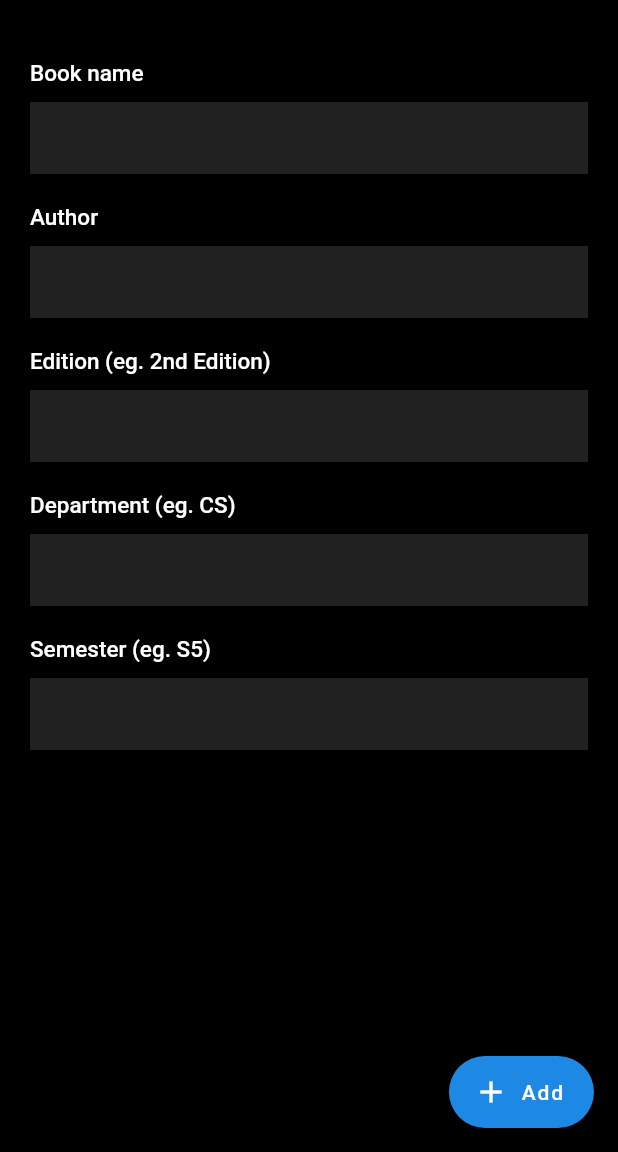
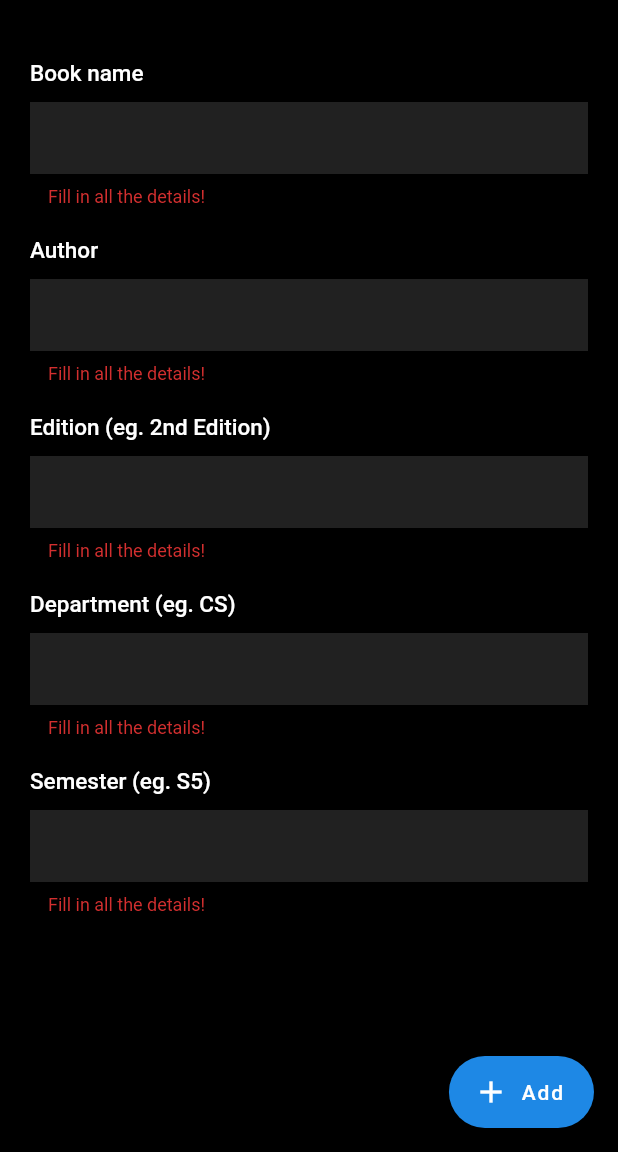
Before and after one commit to aKrRaC/bookopedia, a Flutter app: the AddBooks screen opened directly, after a tap on "Add", on a phone screen of 412 x 824 dp, the part 84-1236 px from its top. Run offline on Flutter 3.47's test engine with Material 2 defaults, Android fonts, the phone set to English and light mode, and no system bars; our stand-ins replace cloud_firestore, firebase_auth, flutter_spinkit; missing offline and left inert: flappy_search_bar; accounts and stored records are empty.

Commit message:
implemented book db

```diff
--- a/lib/authentication/Signup.dart
+++ b/lib/authentication/Signup.dart
@@ -27,6 +27,8 @@ class _SignUpPageState extends State<SignUpPage> {
   String number = '';
   String admnum = '';
   String error = '';
+  int credit = 0;
+  int numbook = 0;
   bool isLoading1 = false;
 
   Widget _backButton() {
@@ -232,7 +234,7 @@ class _SignUpPageState extends State<SignUpPage> {
           onPressed: () async {
             if (_formKey.currentState.validate()){
               setState(() => isLoading1 = true);
-              dynamic result = await _auth.regEmail(email, password, name, admnum, dept, sem, number);
+              dynamic result = await _auth.regEmail(email, password, name, admnum, dept, sem, credit, numbook, number);
               if (result == null){
                 setState(() {
                   isLoading1 = false;
--- a/lib/models/message.dart
+++ b/lib/models/message.dart
@@ -1,7 +1,7 @@
 import 'package:bookopedia/models/chat_user.dart';
 
 class Message {
-  final User sender;
+  final User1 sender;
   final String time; // Would usually be type DateTime or Firebase Timestamp in production apps
   final String text;
   final bool unread;
--- a/lib/pages/Add_Books.dart
+++ b/lib/pages/Add_Books.dart
@@ -1,5 +1,10 @@
+import 'package:cloud_firestore/cloud_firestore.dart';
 import 'package:flutter/material.dart';
 import 'package:bookopedia/shared/loading.dart';
+import 'package:firebase_auth/firebase_auth.dart';
+import 'package:provider/provider.dart';
+import 'package:bookopedia/services/database.dart';
+import 'package:bookopedia/models/user.dart';
 
 class AddBooks extends StatefulWidget {
 
@@ -15,8 +20,18 @@ class _AddBooksState extends State<AddBooks> {
   String bdept = "";
   String bsem = "";
   String error = "";
+  String userid = "";
+  int credit = 0;
+  int numbook = 0;
   final _formKey1 = GlobalKey<FormState>();
   bool isLoading2 = false;
+  Future getCurrentUser() async {
+    final FirebaseUser user = await FirebaseAuth.instance.currentUser();
+    final uid = user.uid;
+    setState(() {
+      userid = uid.toString();
+    });
+  }
 
   Widget _title() {
     return RichText(
@@ -75,15 +90,6 @@ class _AddBooksState extends State<AddBooks> {
                 else if (title == 'Semester (eg. S5)'){
                   setState(() => bsem = val);
                 }
-                /*else if (title == 'Department'){
-                  setState(() => dept = val);
-                }
-                else if (title == 'Semester'){
-                  setState(() => sem = val);
-                }
-                else if (title == 'Phone no.'){
-                  setState(() => number = val);
-                }*/
               },
               decoration: InputDecoration(
                   border: InputBorder.none,
@@ -109,8 +115,13 @@ class _AddBooksState extends State<AddBooks> {
   @override
 
   Widget build(BuildContext context) {
+    final user = Provider.of<User>(context);
     final height = MediaQuery.of(context).size.height;
-    return isLoading2 ? Loading() : Scaffold(
+    return isLoading2 ? Loading() : StreamBuilder(
+        stream: DatabaseService(uid: user.uid).userData,
+        builder: (context, snapshot) {
+          UserData userData = snapshot.data;
+          return Scaffold(
             backgroundColor: Colors.black,
             appBar: AppBar(
               actions: <Widget>[
@@ -148,6 +159,11 @@ class _AddBooksState extends State<AddBooks> {
                               key: _formKey1,
                               child: _fieldwidget()
                           ),
+                          Text(error,
+                              style: TextStyle(
+                                  color: Colors.red
+                              )),
+                          SizedBox(height: 100,)
                         ],
                       ),
                     ),
@@ -162,9 +178,41 @@ class _AddBooksState extends State<AddBooks> {
               elevation: 2.0,
               tooltip: 'Add books',
               onPressed: () {
-
+                if (_formKey1.currentState.validate()) {
+                  print(userid);
+                  setState(() {
+                    isLoading2 = true;
+                  });
+                  dynamic result = Firestore.instance.collection("book_data").document()
+                      .setData({
+                    'userid': userData.admnum,
+                    'bookname': bookname,
+                    'author': author,
+                    'edition': edition,
+                    'department': bdept,
+                    'semester': bsem,
+                  });
+                  dynamic result1 = Firestore.instance.collection("user_data").document(userData.uid)
+                      .updateData({
+                    'credit': FieldValue.increment(5),
+                    'book #': FieldValue.increment(1),
+                  });
+                  print(credit);
+                  print(numbook);
+                  if (result == null || result1 == null) {
+                    setState(() {
+                      isLoading2 = false;
+                      error = 'Book insertion unsuccessful, please try again!';
+                    });
+                  }
+                  else {
+                    Navigator.pop(context);
+                  }
+                }
               },
             ),
           );
         }
+    );
   }
+}
--- a/lib/pages/chatscreen.dart
+++ b/lib/pages/chatscreen.dart
@@ -3,7 +3,7 @@ import 'package:bookopedia/models/message.dart';
 import 'package:bookopedia/models/chat_user.dart';
 
 class ChatScreen extends StatefulWidget {
-  final User user;
+  final User1 user;
 
   ChatScreen({this.user});
 
--- a/lib/services/database.dart
+++ b/lib/services/database.dart
@@ -1,8 +1,6 @@
 import 'package:cloud_firestore/cloud_firestore.dart';
 import 'package:bookopedia/models/user.dart';
 
-int credit = 0;
-int numbook = 0;
 
 class DatabaseService {
 
@@ -23,16 +21,6 @@ class DatabaseService {
     });
   }
 
-  /*final CollectionReference bookCollection = Firestore.instance.collection('book_data');
-  Future updateBookData(bookname, author, bdept, bsem) async {
-    return await bookCollection.document(uid).setData({
-      'book name': bookname,
-      'author': author,
-      'bookdepartment': bdept,
-      'booksemester': bsem,
-    });
-  }*/
-
   UserData _userDataFromSnapshot(DocumentSnapshot snapshot) {
     return UserData(
         uid: uid,
```
Also changed, not shown: lib/models/chat_user.dart (+11 -11 lines), lib/services/fauth.dart (+6 -1 lines). Lines whose indentation alone changed are shown as unchanged.
